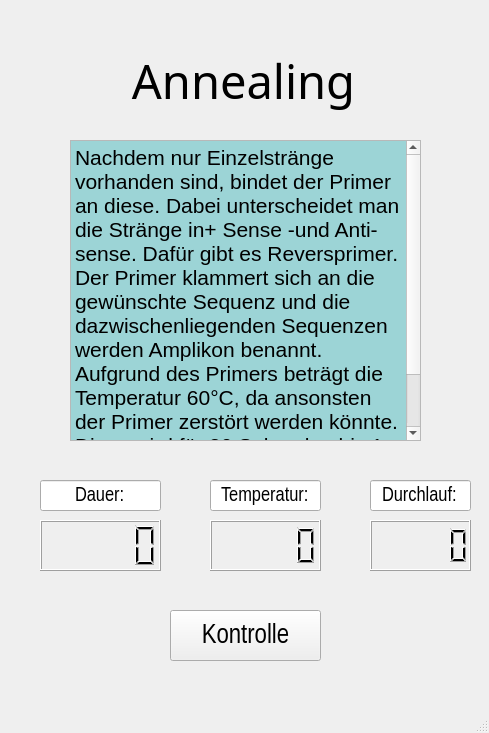
diplomarbeit-PCR/Diplomarbeit_PCR, file dipl_Phasenablauf/AblaufWindowAneal_v1.ui: the form before one commit.
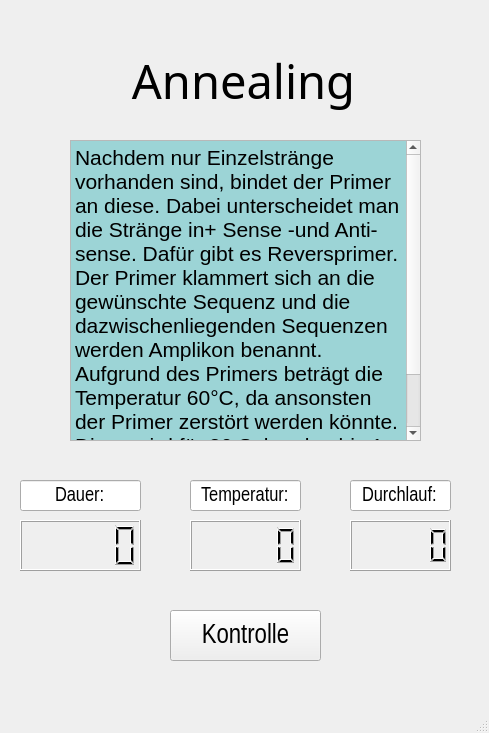
The form after the commit.

What changed in the file:
```diff
--- a/dipl_Phasenablauf/AblaufWindowAneal_v1.ui
+++ b/dipl_Phasenablauf/AblaufWindowAneal_v1.ui
@@ -82,7 +82,7 @@
    <widget class="QLCDNumber" name="DL_zaehler">
     <property name="geometry">
      <rect>
-      <x>370</x>
+      <x>350</x>
       <y>520</y>
       <width>101</width>
       <height>51</height>
@@ -92,7 +92,7 @@
    <widget class="QLineEdit" name="DL_line">
     <property name="geometry">
      <rect>
-      <x>370</x>
+      <x>350</x>
       <y>480</y>
       <width>101</width>
       <height>31</height>
@@ -117,7 +117,7 @@
    <widget class="QLCDNumber" name="Timer_zaehler">
     <property name="geometry">
      <rect>
-      <x>40</x>
+      <x>20</x>
       <y>520</y>
       <width>121</width>
       <height>51</height>
@@ -127,7 +127,7 @@
    <widget class="QLineEdit" name="Dauer_line">
     <property name="geometry">
      <rect>
-      <x>40</x>
+      <x>20</x>
       <y>480</y>
       <width>121</width>
       <height>31</height>
@@ -152,7 +152,7 @@
    <widget class="QLCDNumber" name="temp_sensA">
     <property name="geometry">
      <rect>
-      <x>210</x>
+      <x>190</x>
       <y>520</y>
       <width>111</width>
       <height>51</height>
@@ -162,7 +162,7 @@
    <widget class="QLineEdit" name="Temp_line">
     <property name="geometry">
      <rect>
-      <x>210</x>
+      <x>190</x>
       <y>480</y>
       <width>111</width>
       <height>31</height>
```
